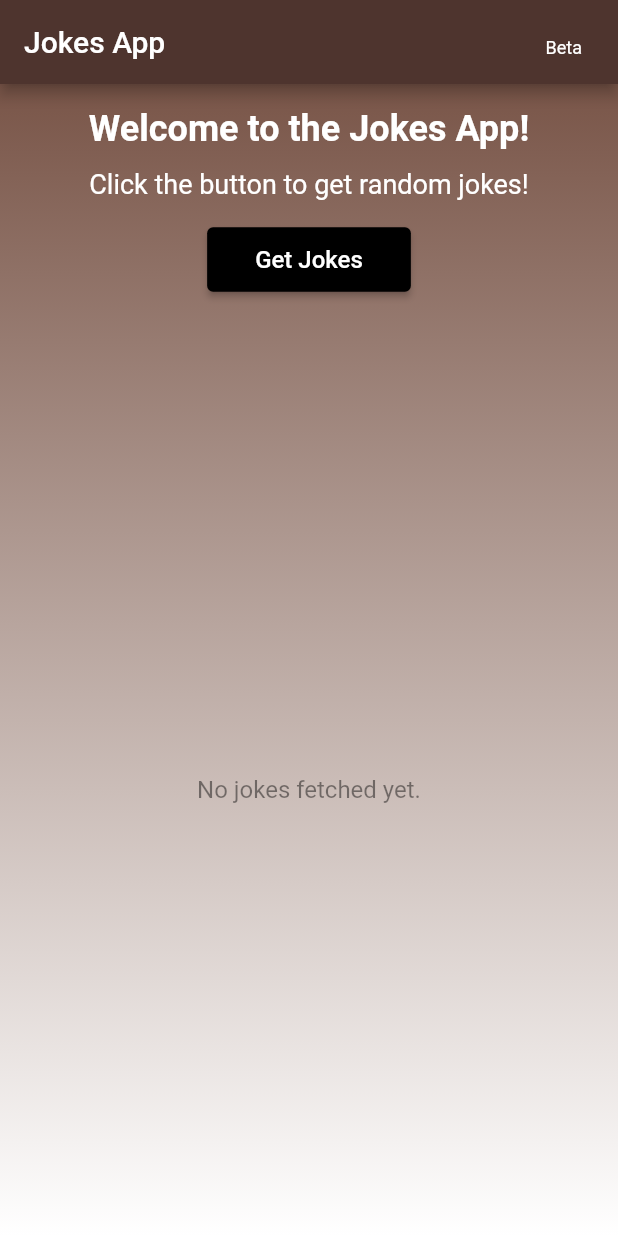
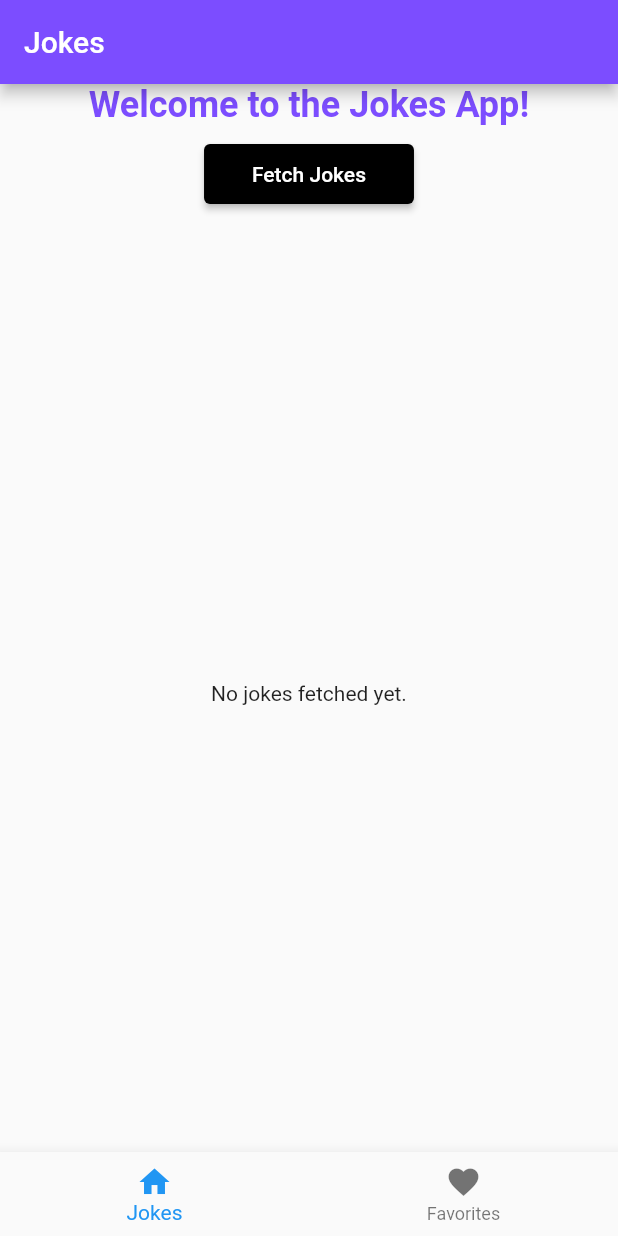
Before and after one commit to DilshanPathegamage123/JokesApp-Flutter, a Flutter app: the screen it shows after launch, on a phone screen of 412 x 824 dp. Run offline on Flutter 3.47's test engine with Material 2 defaults, Android fonts, the phone set to English and light mode, and no system bars; our stand-ins replace dio.

Commit message:
Jokes and Favourites tabs are added

```diff
--- a/jokes_app_flutter/lib/joke_service.dart
+++ b/jokes_app_flutter/lib/joke_service.dart
@@ -1,4 +1,8 @@
+
+
+
 import 'package:dio/dio.dart';
+
 
 class JokeService {
   final Dio _dio = Dio();
--- a/jokes_app_flutter/lib/main.dart
+++ b/jokes_app_flutter/lib/main.dart
@@ -1,4 +1,181 @@
 import 'package:flutter/material.dart';
+import 'joke_service.dart';
+
+void main() {
+  runApp(MyJokesApp());
+}
+
+class MyJokesApp extends StatelessWidget {
+  @override
+  Widget build(BuildContext context) {
+    return MaterialApp(
+      title: 'Jokes App',
+      theme: ThemeData(
+        primarySwatch: Colors.blue,
+      ),
+      debugShowCheckedModeBanner: false,
+      home: JokesPage(),
+    );
+  }
+}
+
+class JokesPage extends StatefulWidget {
+  @override
+  _JokesPageState createState() => _JokesPageState();
+}
+
+class _JokesPageState extends State<JokesPage> {
+  final JokeService _jokeService = JokeService();
+  List<Map<String, dynamic>> _jokes = [];
+  Set<Map<String, dynamic>> _favoriteJokes = {};
+  bool _isLoading = false;
+  int _selectedIndex = 0;
+
+  Future<void> _fetchJokes() async {
+    setState(() {
+      _isLoading = true;
+    });
+
+    try {
+      final jokes = await _jokeService.fetchJokes();
+      setState(() {
+        _jokes = jokes;
+      });
+    } catch (e) {
+      ScaffoldMessenger.of(context).showSnackBar(
+        SnackBar(content: Text('Failed to fetch jokes: $e')),
+      );
+    } finally {
+      setState(() {
+        _isLoading = false;
+      });
+    }
+  }
+
+  void _toggleFavorite(Map<String, dynamic> joke) {
+    setState(() {
+      if (_favoriteJokes.contains(joke)) {
+        _favoriteJokes.remove(joke);
+      } else {
+        _favoriteJokes.add(joke);
+      }
+    });
+  }
+
+  List<Widget> _pages() {
+    return [
+      // Jokes List Page
+      Column(
+        mainAxisAlignment: MainAxisAlignment.center,
+        children: [
+          const Text(
+            'Welcome to the Jokes App!',
+            style: TextStyle(
+              fontSize: 24,
+              fontWeight: FontWeight.bold,
+              color: Colors.deepPurpleAccent,
+            ),
+          ),
+          const SizedBox(height: 8),
+          ElevatedButton(
+            onPressed: _isLoading ? null : _fetchJokes,
+            style: ElevatedButton.styleFrom(
+              backgroundColor: Colors.black,
+              padding: const EdgeInsets.symmetric(horizontal: 32, vertical: 12),
+            ),
+            child: _isLoading
+                ? const CircularProgressIndicator(color: Colors.white)
+                : const Text('Fetch Jokes'),
+          ),
+          const SizedBox(height: 16),
+          Expanded(
+            child: _jokes.isEmpty
+                ? const Center(child: Text('No jokes fetched yet.'))
+                : ListView.builder(
+              itemCount: _jokes.length,
+              itemBuilder: (context, index) {
+                final joke = _jokes[index];
+                final isFavorite = _favoriteJokes.contains(joke);
+                return Card(
+                  margin: const EdgeInsets.symmetric(
+                      horizontal: 16, vertical: 8),
+                  child: ListTile(
+                    title: Text(joke['type'] == 'single'
+                        ? joke['joke']
+                        : '${joke['setup']}\n\n${joke['delivery']}'),
+                    trailing: IconButton(
+                      icon: Icon(
+                        isFavorite
+                            ? Icons.favorite
+                            : Icons.favorite_border,
+                        color: isFavorite ? Colors.red : Colors.grey,
+                      ),
+                      onPressed: () => _toggleFavorite(joke),
+                    ),
+                  ),
+                );
+              },
+            ),
+          ),
+        ],
+      ),
+      // Favorites Page
+      _favoriteJokes.isEmpty
+          ? const Center(child: Text('No favorite jokes yet.'))
+          : ListView.builder(
+        itemCount: _favoriteJokes.length,
+        itemBuilder: (context, index) {
+          final joke = _favoriteJokes.elementAt(index);
+          return Card(
+            margin: const EdgeInsets.symmetric(
+                horizontal: 16, vertical: 8),
+            child: ListTile(
+              title: Text(joke['type'] == 'single'
+                  ? joke['joke']
+                  : '${joke['setup']}\n\n${joke['delivery']}'),
+            ),
+          );
+        },
+      ),
+    ];
+  }
+
+  void _onTabTapped(int index) {
+    setState(() {
+      _selectedIndex = index;
+    });
+  }
+
+  @override
+  Widget build(BuildContext context) {
+    return Scaffold(
+        appBar: AppBar(
+          title: Text(_selectedIndex == 0 ? 'Jokes' : 'Favorites'),
+          backgroundColor: Colors.deepPurpleAccent,
+        ),
+        body: _pages()[_selectedIndex],
+        bottomNavigationBar: BottomNavigationBar(
+            currentIndex: _selectedIndex,
+            onTap: _onTabTapped,
+            items: const [
+              BottomNavigationBarItem(
+                icon: Icon(Icons.home),
+                label: 'Jokes',
+              ),
+              BottomNavigationBarItem(
+                icon: Icon(Icons.favorite),
+                label: 'Favorites',
+              ),
+            ],
+            ),
+        );
+  }
+}
+
+/*
+
+import 'package:flutter/material.dart';
+
 import 'joke_service.dart';
 
 void main() {
@@ -115,7 +292,7 @@ class _JokesPageState extends State<JokesPage> {
           mainAxisAlignment: MainAxisAlignment.center,
           children: [
             const Text(
-              'Welcome to the Jokes App!',
+              'Welcome to Joker!',
               style: TextStyle(
                 fontSize: 24,
                 fontWeight: FontWeight.bold,
@@ -200,3 +377,6 @@ class _JokesPageState extends State<JokesPage> {
     );
   }
 }
+
+
+ */
--- a/jokes_app_flutter/pubspec.yaml
+++ b/jokes_app_flutter/pubspec.yaml
@@ -32,6 +32,9 @@ dependencies:
     sdk: flutter
 
   dio: ^5.2.0
+  shared_preferences: ^2.0.6
+  http: ^0.13.3
+
 
   # The following adds the Cupertino Icons font to your application.
   # Use with the CupertinoIcons class for iOS style icons.
```
Also changed, not shown: jokes_app_flutter/pubspec.lock, 1 other file.
